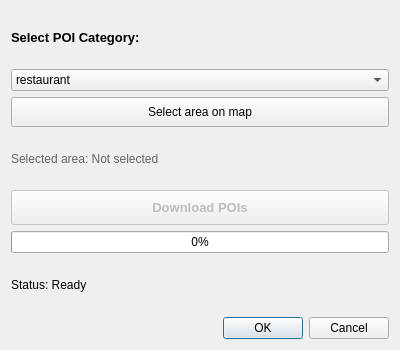
The window that osm_poi_downloader/osm_poi_downloader_dialog_base.ui (pavlovicisidora/qgis-thesis) describes before a commit, drawn with Qt 5.
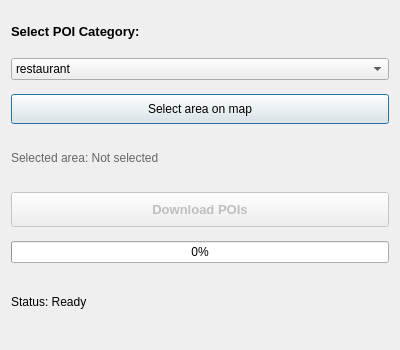
The same window after the commit.

```diff
--- a/osm_poi_downloader/osm_poi_downloader_dialog_base.ui
+++ b/osm_poi_downloader/osm_poi_downloader_dialog_base.ui
@@ -16,6 +16,18 @@
   <layout class="QVBoxLayout" name="verticalLayout">
    <item>
     <widget class="QLabel" name="label">
+     <property name="maximumSize">
+      <size>
+       <width>16777215</width>
+       <height>25</height>
+      </size>
+     </property>
+     <property name="baseSize">
+      <size>
+       <width>0</width>
+       <height>0</height>
+      </size>
+     </property>
      <property name="font">
       <font>
        <pointsize>10</pointsize>
@@ -112,6 +124,12 @@
    </item>
    <item>
     <widget class="QLabel" name="label_selectedArea">
+     <property name="maximumSize">
+      <size>
+       <width>16777215</width>
+       <height>40</height>
+      </size>
+     </property>
      <property name="styleSheet">
       <string notr="true">color: #666666</string>
      </property>
@@ -161,21 +179,17 @@
    </item>
    <item>
     <widget class="QLabel" name="label_status">
+     <property name="maximumSize">
+      <size>
+       <width>16777215</width>
+       <height>50</height>
+      </size>
+     </property>
      <property name="text">
       <string>Status: Ready</string>
      </property>
     </widget>
    </item>
-   <item>
-    <widget class="QDialogButtonBox" name="button_box">
-     <property name="orientation">
-      <enum>Qt::Horizontal</enum>
-     </property>
-     <property name="standardButtons">
-      <set>QDialogButtonBox::Cancel|QDialogButtonBox::Ok</set>
-     </property>
-    </widget>
-   </item>
   </layout>
  </widget>
  <resources/>
```
Left out of the diff: 35 changed lines with no effect on the pictures.
